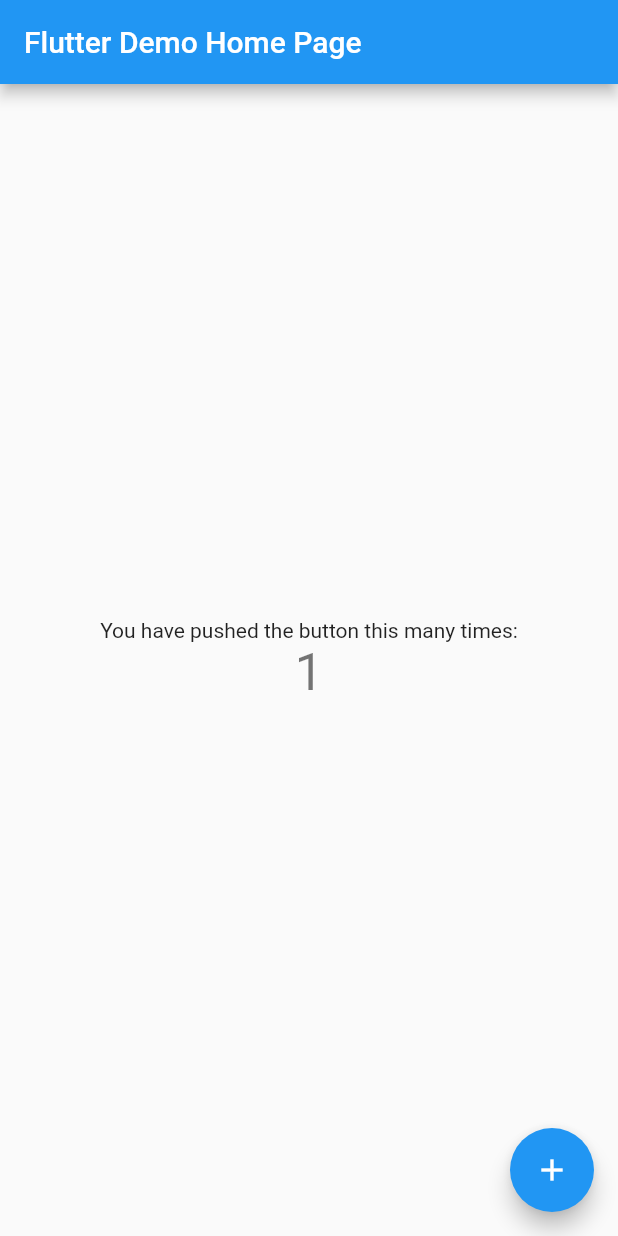
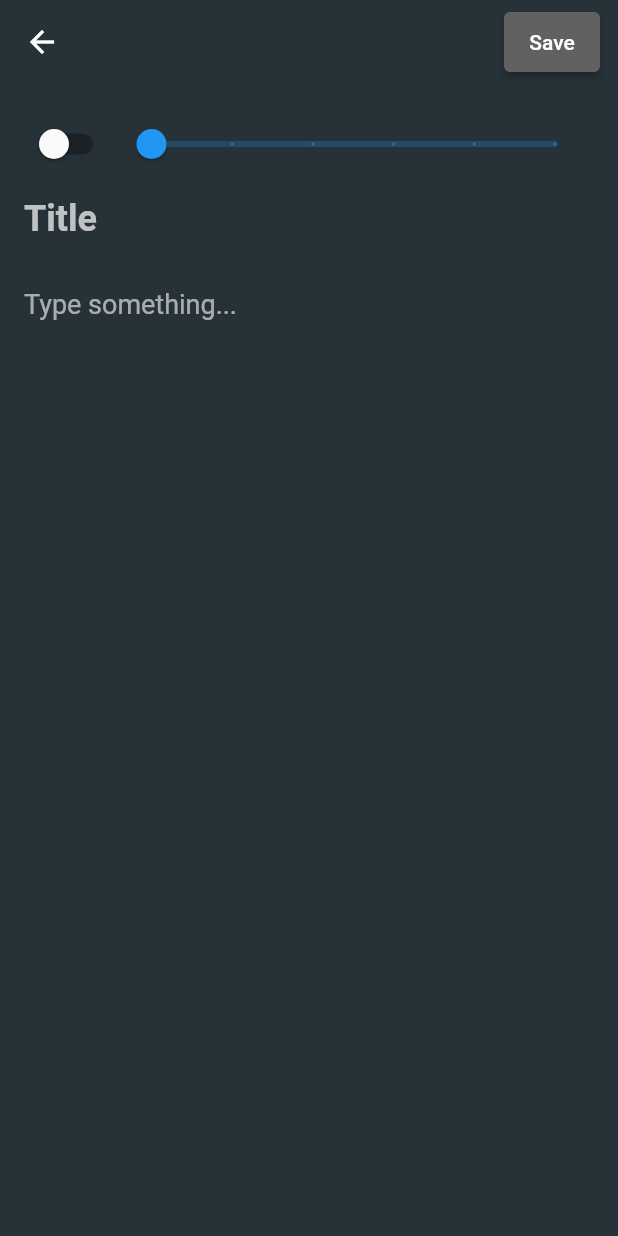
Before and after one commit to CervinoB/sqflite_notes_app, a Flutter app: the screen it shows after launch, after a tap on the "add" icon, on a phone screen of 412 x 824 dp. Run offline on Flutter 3.47's test engine with Material 2 defaults, Android fonts, the phone set to English and light mode, and no system bars; our stand-ins replace sqflite; accounts and stored records are empty.

Commit message:
final project

```diff
--- a/lib/db/notes_database.dart
+++ b/lib/db/notes_database.dart
@@ -1,7 +1,3 @@
-import 'dart:convert';
-import 'dart:html';
-
-import 'package:flutter/cupertino.dart';
 import 'package:sqflite/sqflite.dart';
 import 'package:sqflite_notes_app/model/note.dart';
 import 'package:path/path.dart';
@@ -93,7 +89,7 @@
     return result.map((json) => Note.fromJson(json)).toList();
   }
 
-  Future<int> uptade(Note note) async {
+  Future<int> updade(Note note) async {
     final db = await instance.database;
 
     return db.update(
--- a/lib/main.dart
+++ b/lib/main.dart
@@ -1,115 +1,36 @@
 import 'package:flutter/material.dart';
+import 'package:flutter/services.dart';
 
-void main() {
+import 'page/nodes_page.dart';
+
+Future main() async {
+  WidgetsFlutterBinding.ensureInitialized();
+  await SystemChrome.setPreferredOrientations([
+    DeviceOrientation.portraitUp,
+    DeviceOrientation.portraitDown,
+  ]);
+
   runApp(const MyApp());
 }
 
 class MyApp extends StatelessWidget {
+  static const String title = 'Notes SQLite';
+
   const MyApp({super.key});
 
-  // This widget is the root of your application.
   @override
-  Widget build(BuildContext context) {
-    return MaterialApp(
-      title: 'Flutter Demo',
-      theme: ThemeData(
-        // This is the theme of your application.
-        //
-        // Try running your application with "flutter run". You'll see the
-        // application has a blue toolbar. Then, without quitting the app, try
-        // changing the primarySwatch below to Colors.green and then invoke
-        // "hot reload" (press "r" in the console where you ran "flutter run",
-        // or simply save your changes to "hot reload" in a Flutter IDE).
-        // Notice that the counter didn't reset back to zero; the application
-        // is not restarted.
-        primarySwatch: Colors.blue,
-      ),
-      home: const MyHomePage(title: 'Flutter Demo Home Page'),
-    );
-  }
+  Widget build(BuildContext context) => MaterialApp(
+        debugShowCheckedModeBanner: false,
+        title: title,
+        themeMode: ThemeMode.dark,
+        theme: ThemeData(
+          primaryColor: Colors.black,
+          scaffoldBackgroundColor: Colors.blueGrey.shade900,
+          appBarTheme: const AppBarTheme(
+            backgroundColor: Colors.transparent,
+            elevation: 0,
+          ),
+        ),
+        home: const NotesPage(),
+      );
 }
-
-class MyHomePage extends StatefulWidget {
-  const MyHomePage({super.key, required this.title});
-
-  // This widget is the home page of your application. It is stateful, meaning
-  // that it has a State object (defined below) that contains fields that affect
-  // how it looks.
-
-  // This class is the configuration for the state. It holds the values (in this
-  // case the title) provided by the parent (in this case the App widget) and
-  // used by the build method of the State. Fields in a Widget subclass are
-  // always marked "final".
-
-  final String title;
-
-  @override
-  State<MyHomePage> createState() => _MyHomePageState();
-}
-
-class _MyHomePageState extends State<MyHomePage> {
-  int _counter = 0;
-
-  void _incrementCounter() {
-    setState(() {
-      // This call to setState tells the Flutter framework that something has
-      // changed in this State, which causes it to rerun the build method below
-      // so that the display can reflect the updated values. If we changed
-      // _counter without calling setState(), then the build method would not be
-      // called again, and so nothing would appear to happen.
-      _counter++;
-    });
-  }
-
-  @override
-  Widget build(BuildContext context) {
-    // This method is rerun every time setState is called, for instance as done
-    // by the _incrementCounter method above.
-    //
-    // The Flutter framework has been optimized to make rerunning build methods
-    // fast, so that you can just rebuild anything that needs updating rather
-    // than having to individually change instances of widgets.
-    return Scaffold(
-      appBar: AppBar(
-        // Here we take the value from the MyHomePage object that was created by
-        // the App.build method, and use it to set our appbar title.
-        title: Text(widget.title),
-      ),
-      body: Center(
-        // Center is a layout widget. It takes a single child and positions it
-        // in the middle of the parent.
-        child: Column(
-          // Column is also a layout widget. It takes a list of children and
-          // arranges them vertically. By default, it sizes itself to fit its
-          // children horizontally, and tries to be as tall as its parent.
-          //
-          // Invoke "debug painting" (press "p" in the console, choose the
-          // "Toggle Debug Paint" action from the Flutter Inspector in Android
-          // Studio, or the "Toggle Debug Paint" command in Visual Studio Code)
-          // to see the wireframe for each widget.
-          //
-          // Column has various properties to control how it sizes itself and
-          // how it positions its children. Here we use mainAxisAlignment to
-          // center the children vertically; the main axis here is the vertical
-          // axis because Columns are vertical (the cross axis would be
-          // horizontal).
-          mainAxisAlignment: MainAxisAlignment.center,
-          children: <Widget>[
-            const Text(
-              'You have pushed the button this many times:',
-            ),
-            Text(
-              '$_counter',
-              style: Theme.of(context).textTheme.headline4,
-            ),
-          ],
-        ),
-      ),
-      floatingActionButton: FloatingActionButton(
-        onPressed: _incrementCounter,
-        tooltip: 'Increment',
-        child: const Icon(Icons.add),
-      ), // This trailing comma makes auto-formatting nicer for build methods.
-    );
-  }
-}
--- /dev/null
+++ b/lib/page/edit_note_page.dart
@@ -0,0 +1,111 @@
+import 'package:flutter/material.dart';
+
+import '../db/notes_database.dart';
+import '../model/note.dart';
+import '../widget/note_form_widget.dart';
+
+class AddEditNotePage extends StatefulWidget {
+  final Note? note;
+
+  const AddEditNotePage({
+    Key? key,
+    this.note,
+  }) : super(key: key);
+  @override
+  _AddEditNotePageState createState() => _AddEditNotePageState();
+}
+
+class _AddEditNotePageState extends State<AddEditNotePage> {
+  final _formKey = GlobalKey<FormState>();
+  late bool isImportant;
+  late int number;
+  late String title;
+  late String description;
+
+  @override
+  void initState() {
+    super.initState();
+
+    isImportant = widget.note?.isImportant ?? false;
+    number = widget.note?.number ?? 0;
+    title = widget.note?.title ?? '';
+    description = widget.note?.description ?? '';
+  }
+
+  @override
+  Widget build(BuildContext context) => Scaffold(
+        appBar: AppBar(
+          actions: [buildButton()],
+        ),
+        body: Form(
+          key: _formKey,
+          child: NoteFormWidget(
+            isImportant: isImportant,
+            number: number,
+            title: title,
+            description: description,
+            onChangedImportant: (isImportant) =>
+                setState(() => this.isImportant = isImportant),
+            onChangedNumber: (number) => setState(() => this.number = number),
+            onChangedTitle: (title) => setState(() => this.title = title),
+            onChangedDescription: (description) =>
+                setState(() => this.description = description),
+          ),
+        ),
+      );
+
+  Widget buildButton() {
+    final isFormValid = title.isNotEmpty && description.isNotEmpty;
+
+    return Padding(
+      padding: const EdgeInsets.symmetric(vertical: 8, horizontal: 12),
+      child: ElevatedButton(
+        style: ElevatedButton.styleFrom(
+          onPrimary: Colors.white,
+          primary: isFormValid ? null : Colors.grey.shade700,
+        ),
+        onPressed: addOrUpdateNote,
+        child: const Text('Save'),
+      ),
+    );
+  }
+
+  void addOrUpdateNote() async {
+    final isValid = _formKey.currentState!.validate();
+
+    if (isValid) {
+      final isUpdating = widget.note != null;
+
+      if (isUpdating) {
+        await updateNote();
+      } else {
+        await addNote();
+      }
+
+      Navigator.of(context).pop();
+    }
+  }
+
+  Future updateNote() async {
+    final note = widget.note!.copy(
+      isImportant: isImportant,
+      number: number,
+      title: title,
+      description: description,
+    );
+
+    await NotesDatabase.instance.updade(note);
+  }
+
+  Future addNote() async {
+    final note = Note(
+      title: title,
+      isImportant: true,
+      number: number,
+      description: description,
+      createdTime: DateTime.now(),
+    );
+
+    await NotesDatabase.instance.create(note);
+  }
+}
--- /dev/null
+++ b/lib/page/nodes_page.dart
@@ -0,0 +1,95 @@
+import 'package:flutter/material.dart';
+import 'package:flutter_staggered_grid_view/flutter_staggered_grid_view.dart';
+import 'package:sqflite_notes_app/db/notes_database.dart';
+
+import '../model/note.dart';
+import '../widget/note_card_widget.dart';
+import 'edit_note_page.dart';
+import 'note_detail_page.dart';
+
+class NotesPage extends StatefulWidget {
+  const NotesPage({super.key});
+
+  @override
+  State<NotesPage> createState() => _NotesPageState();
+}
+
+class _NotesPageState extends State<NotesPage> {
+  late List<Note> notes;
+  bool isLoading = false;
+
+  @override
+  void initState() {
+    super.initState();
+    refreshNotes();
+  }
+
+  @override
+  void dispose() {
+    NotesDatabase.instance.close();
+    super.dispose();
+  }
+
+  Future refreshNotes() async {
+    setState(() => isLoading = true);
+
+    this.notes = await NotesDatabase.instance.readAllNotes();
+
+    setState(() => isLoading = false);
+  }
+
+  @override
+  Widget build(BuildContext context) => Scaffold(
+        appBar: AppBar(
+          title: const Text(
+            'Notes',
+            style: TextStyle(fontSize: 24),
+          ),
+          actions: const [Icon(Icons.search), SizedBox(width: 12)],
+        ),
+        body: Center(
+          child: isLoading
+              ? const CircularProgressIndicator()
+              : notes.isEmpty
+                  ? const Text(
+                      'No Notes',
+                      style: TextStyle(color: Colors.white, fontSize: 24),
+                    )
+                  : buildNotes(),
+        ),
+        floatingActionButton: FloatingActionButton(
+          backgroundColor: Colors.black,
+          child: const Icon(Icons.add),
+          onPressed: () async {
+            await Navigator.of(context).push(
+              MaterialPageRoute(builder: (context) => const AddEditNotePage()),
+            );
+
+            refreshNotes();
+          },
+        ),
+      );
+
+  Widget buildNotes() => StaggeredGridView.countBuilder(
+        padding: const EdgeInsets.all(8),
+        itemCount: notes.length,
+        staggeredTileBuilder: (index) => const StaggeredTile.fit(2),
+        crossAxisCount: 4,
+        mainAxisSpacing: 4,
+        crossAxisSpacing: 4,
+        itemBuilder: (context, index) {
+          final note = notes[index];
+
+          return GestureDetector(
+            onTap: () async {
+              await Navigator.of(context).push(MaterialPageRoute(
+                builder: (context) => NoteDetailPage(noteId: note.id!),
+              ));
+
+              refreshNotes();
+            },
+            child: NoteCardWidget(note: note, index: index),
+          );
+        },
+      );
+}
--- /dev/null
+++ b/lib/widget/note_form_widget.dart
@@ -0,0 +1,90 @@
+import 'package:flutter/material.dart';
+
+class NoteFormWidget extends StatelessWidget {
+  final bool? isImportant;
+  final int? number;
+  final String? title;
+  final String? description;
+  final ValueChanged<bool> onChangedImportant;
+  final ValueChanged<int> onChangedNumber;
+  final ValueChanged<String> onChangedTitle;
+  final ValueChanged<String> onChangedDescription;
+
+  const NoteFormWidget({
+    Key? key,
+    this.isImportant = false,
+    this.number = 0,
+    this.title = '',
+    this.description = '',
+    required this.onChangedImportant,
+    required this.onChangedNumber,
+    required this.onChangedTitle,
+    required this.onChangedDescription,
+  }) : super(key: key);
+
+  @override
+  Widget build(BuildContext context) => SingleChildScrollView(
+        child: Padding(
+          padding: EdgeInsets.all(16),
+          child: Column(
+            mainAxisSize: MainAxisSize.min,
+            children: [
+              Row(
+                children: [
+                  Switch(
+                    value: isImportant ?? false,
+                    onChanged: onChangedImportant,
+                  ),
+                  Expanded(
+                    child: Slider(
+                      value: (number ?? 0).toDouble(),
+                      min: 0,
+                      max: 5,
+                      divisions: 5,
+                      onChanged: (number) => onChangedNumber(number.toInt()),
+                    ),
+                  )
+                ],
+              ),
+              buildTitle(),
+              SizedBox(height: 8),
+              buildDescription(),
+              SizedBox(height: 16),
+            ],
+          ),
+        ),
+      );
+
+  Widget buildTitle() => TextFormField(
+        maxLines: 1,
+        initialValue: title,
+        style: TextStyle(
+          color: Colors.white70,
+          fontWeight: FontWeight.bold,
+          fontSize: 24,
+        ),
+        decoration: InputDecoration(
+          border: InputBorder.none,
+          hintText: 'Title',
+          hintStyle: TextStyle(color: Colors.white70),
+        ),
+        validator: (title) =>
+            title != null && title.isEmpty ? 'The title cannot be empty' : null,
+        onChanged: onChangedTitle,
+      );
+
+  Widget buildDescription() => TextFormField(
+        maxLines: 5,
+        initialValue: description,
+        style: TextStyle(color: Colors.white60, fontSize: 18),
+        decoration: InputDecoration(
+          border: InputBorder.none,
+          hintText: 'Type something...',
+          hintStyle: TextStyle(color: Colors.white60),
+        ),
+        validator: (title) => title != null && title.isEmpty
+            ? 'The description cannot be empty'
+            : null,
+        onChanged: onChangedDescription,
+      );
+}
--- a/pubspec.yaml
+++ b/pubspec.yaml
@@ -38,7 +38,7 @@
   cupertino_icons: ^1.0.2
   sqflite: ^2.2.2
   intl: ^0.18.0
-  flutter_staggered_grid_view: ^0.6.2
+  flutter_staggered_grid_view: ^0.4.0
 
 dev_dependencies:
   flutter_test:
```
Also changed, not shown: lib/page/note_detail_page.dart (added, +95 -0 lines), lib/widget/note_card_widget.dart (added, +75 -0 lines), pubspec.lock.
